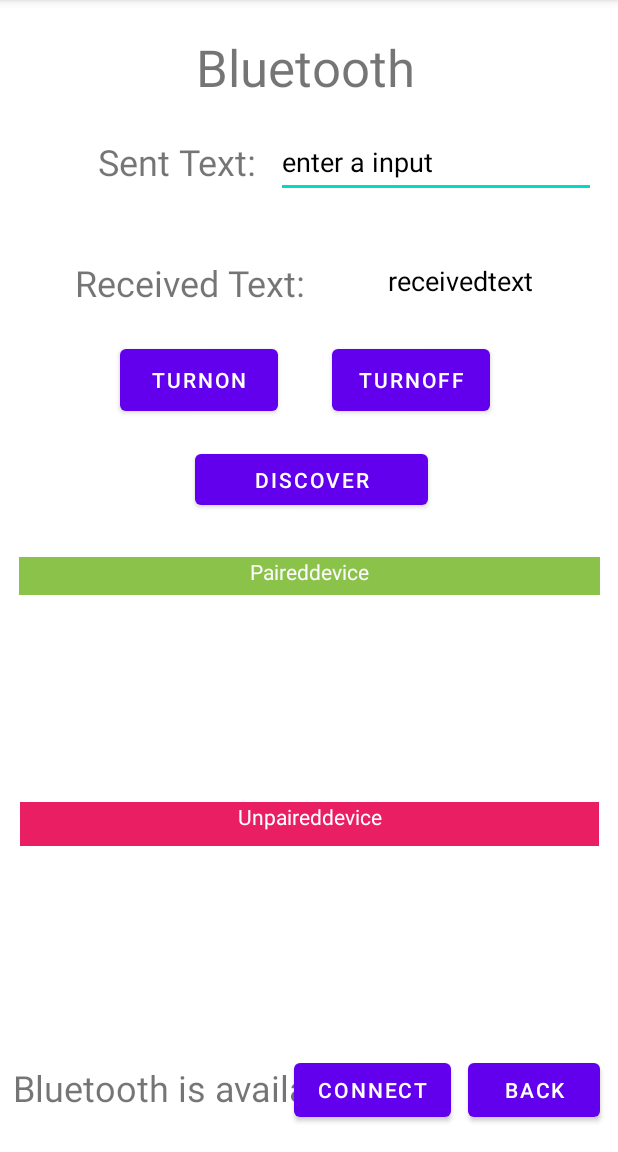
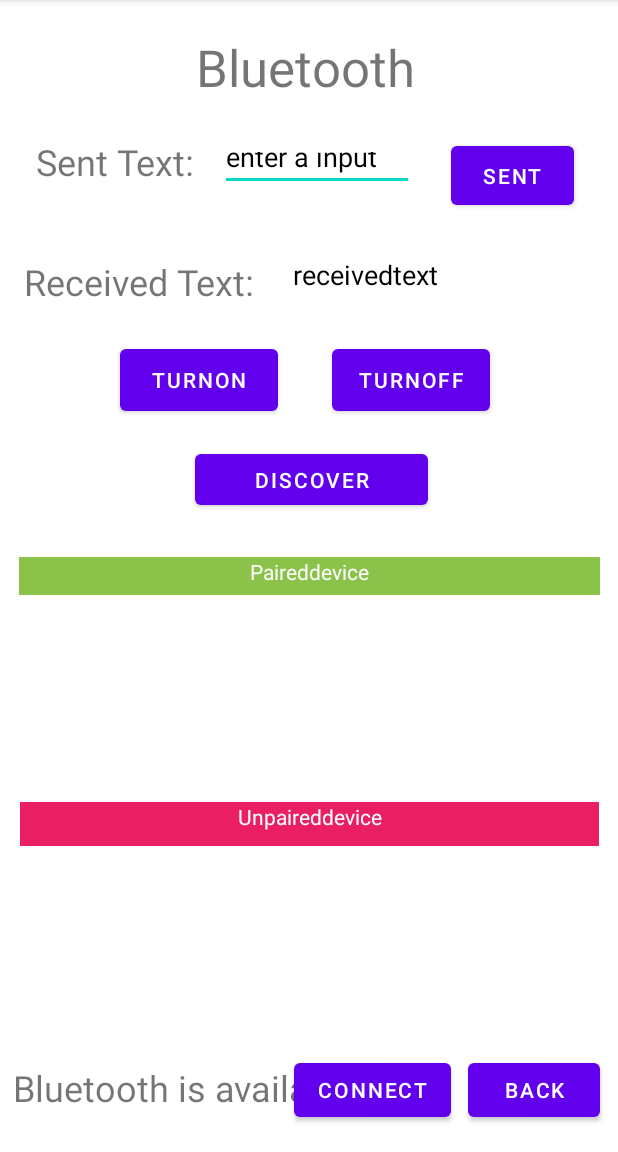
Before and after one commit to SanathSame/MDP_Team9, an Android app: the screen it shows after launch (Bluetoothconnection), after a tap on "BLUETOOTH", on a phone screen of 412 x 824 dp, the part 84-1236 px from its top. Run offline under Robolectric (Android 15) with nearby library versions, the phone set to English and light mode, and no system bars.

Commit message:
Sending text working.

```diff
--- a/app/src/main/java/com/example/mdpandroid/Bluetoothconnection.java
+++ b/app/src/main/java/com/example/mdpandroid/Bluetoothconnection.java
@@ -8,6 +8,7 @@ import android.content.BroadcastReceiver;
 import android.content.Context;
 import android.content.Intent;
 import android.content.IntentFilter;
+import android.content.SharedPreferences;
 import android.os.Build;
 import android.os.Bundle;
 import android.os.Handler;
@@ -24,6 +25,7 @@ import androidx.annotation.RequiresApi;
 import androidx.appcompat.app.AppCompatActivity;
 import androidx.localbroadcastmanager.content.LocalBroadcastManager;
 
+import java.nio.charset.Charset;
 import java.util.ArrayList;
 import java.util.Set;
 import java.util.UUID;
@@ -31,7 +33,7 @@ import java.util.UUID;
 public class Bluetoothconnection extends AppCompatActivity{
 
     private static final String TAG = "Bluetoothconnection";
-
+    SharedPreferences sharedPreferences;
     private static final int REQUEST_ENABLE_BT = 0;
     private static final UUID uuid = UUID.fromString("00001101-0000-1000-8000-00805F9B34FB");
     public ArrayList <BluetoothDevice> bluetoothdevicelist = new ArrayList<>();
@@ -45,7 +47,7 @@ public class Bluetoothconnection extends AppCompatActivity{
     public DeviceListAdapter mPairedDevlceListAdapter;
 
     TextView msenttext, mreceivedtext, mbluestatus;
-    Button mturnonbtn, mturnoffbtn, mdiscoverbtn, connectbtn, backbtn;
+    Button mturnonbtn, mturnoffbtn, mdiscoverbtn, mconnectbtn, mbackbtn, msentbtn;
     ListView lvnewdevice, lvpairedevice;
 
     boolean retryConnection = false;
@@ -90,11 +92,12 @@ public class Bluetoothconnection extends AppCompatActivity{
         mturnonbtn = findViewById(R.id.turnonbtn);
         mturnoffbtn = findViewById(R.id.turnoffbtn);
         mdiscoverbtn = findViewById(R.id.discoverbtn);
+        mconnectbtn = findViewById(R.id.connectbtn);
+        msentbtn = findViewById(R.id.sentbtn);
+        mbackbtn = findViewById(R.id.backbtn);
         mbluestatus = findViewById(R.id.bluestatus);
         lvnewdevice = (ListView) findViewById(R.id.lvnewdevice);
         lvpairedevice = (ListView) findViewById(R.id.lvpairdevice);
-        connectbtn = findViewById(R.id.connectbtn);
-        backbtn = findViewById(R.id.backbtn);
 
         mNewBTDevices = new ArrayList<>();
         mPairedBTDevices = new ArrayList<>();
@@ -107,6 +110,8 @@ public class Bluetoothconnection extends AppCompatActivity{
 
         //Bluetooth
         mbluetoothadapter = BluetoothAdapter.getDefaultAdapter();
+
+        sharedPreferences = getSharedPreferences("Shared Preferences", Context.MODE_PRIVATE);
 
         lvnewdevice.setOnItemClickListener(new AdapterView.OnItemClickListener() {
             @Override
@@ -191,8 +196,29 @@ public class Bluetoothconnection extends AppCompatActivity{
             }
         });
 
+        //sent btn
+        msentbtn.setOnClickListener(new View.OnClickListener() {
+            @Override
+            public void onClick(View view) {
+                showLog("Clicked sendTextBtn");
+                String sentText = "" + msenttext.getText().toString();
+
+                SharedPreferences.Editor editor = sharedPreferences.edit();
+                editor.putString("message", sharedPreferences.getString("message", "") + '\n' + sentText);
+                editor.commit();
+//                mreceivedtext.setText(sharedPreferences.getString("message", ""));
+//                msenttext.setText("");
+
+                if (Bluetoothservice.BluetoothConnectionStatus == true) {
+                    byte[] bytes = sentText.getBytes(Charset.defaultCharset());
+                    Bluetoothservice.write(bytes);
+                }
+                showLog("Exiting sendTextBtn");
+            }
+        });
+
         //connect btn
-        connectbtn.setOnClickListener(new View.OnClickListener() {
+        mconnectbtn.setOnClickListener(new View.OnClickListener() {
             @Override
             public void onClick(View view) {
                 if(mBTDevice ==null)
@@ -250,7 +276,7 @@ public class Bluetoothconnection extends AppCompatActivity{
 
         });
 
-        backbtn.setOnClickListener(new View.OnClickListener() {
+        mbackbtn.setOnClickListener(new View.OnClickListener() {
             @Override
             public void onClick(View view) {
                 Intent blueintent = new Intent(getApplicationContext(), MainActivity.class);
@@ -473,4 +499,8 @@ public class Bluetoothconnection extends AppCompatActivity{
         private void showToast(String msg){
             Toast.makeText(this, msg, Toast.LENGTH_SHORT).show();
     }
+
+    private static void showLog(String message) {
+        Log.d(TAG, message);
+    }
 }
--- a/app/src/main/res/layout/activity_bluetoothconnection.xml
+++ b/app/src/main/res/layout/activity_bluetoothconnection.xml
@@ -8,8 +8,8 @@
 
     <EditText
         android:id="@+id/senttext"
-        android:layout_width="wrap_content"
-        android:layout_height="wrap_content"
+        android:layout_width="129dp"
+        android:layout_height="36dp"
         android:ems="10"
         android:hint="enter a input"
         android:inputType="textPersonName"
@@ -17,10 +17,10 @@
         android:textColorHint="@color/black"
         app:layout_constraintBottom_toBottomOf="parent"
         app:layout_constraintEnd_toEndOf="parent"
-        app:layout_constraintHorizontal_bias="0.466"
+        app:layout_constraintHorizontal_bias="0.111"
         app:layout_constraintStart_toEndOf="@+id/textView"
         app:layout_constraintTop_toTopOf="parent"
-        app:layout_constraintVertical_bias="0.117" />
+        app:layout_constraintVertical_bias="0.125" />
 
     <Button
         android:id="@+id/discoverbtn"
@@ -56,10 +56,10 @@
         android:textSize="24sp"
         app:layout_constraintBottom_toBottomOf="parent"
         app:layout_constraintEnd_toEndOf="parent"
-        app:layout_constraintHorizontal_bias="0.194"
+        app:layout_constraintHorizontal_bias="0.062"
         app:layout_constraintStart_toStartOf="parent"
         app:layout_constraintTop_toBottomOf="@+id/textView"
-        app:layout_constraintVertical_bias="0.079" />
+        app:layout_constraintVertical_bias="0.077" />
 
     <Button
         android:id="@+id/turnoffbtn"
@@ -83,7 +83,7 @@
         android:textSize="18sp"
         app:layout_constraintBottom_toBottomOf="parent"
         app:layout_constraintEnd_toEndOf="parent"
-        app:layout_constraintHorizontal_bias="0.49"
+        app:layout_constraintHorizontal_bias="0.173"
         app:layout_constraintStart_toEndOf="@+id/textView2"
         app:layout_constraintTop_toBottomOf="@+id/senttext"
         app:layout_constraintVertical_bias="0.07" />
@@ -109,7 +109,7 @@
         android:textSize="24sp"
         app:layout_constraintBottom_toBottomOf="parent"
         app:layout_constraintEnd_toEndOf="parent"
-        app:layout_constraintHorizontal_bias="0.213"
+        app:layout_constraintHorizontal_bias="0.078"
         app:layout_constraintStart_toStartOf="parent"
         app:layout_constraintTop_toTopOf="parent"
         app:layout_constraintVertical_bias="0.124" />
@@ -201,4 +201,16 @@
         app:layout_constraintTop_toTopOf="parent"
         app:layout_constraintVertical_bias="0.976" />
 
+    <Button
+        android:id="@+id/sentbtn"
+        android:layout_width="82dp"
+        android:layout_height="51dp"
+        android:text="Sent"
+        app:layout_constraintBottom_toBottomOf="parent"
+        app:layout_constraintEnd_toEndOf="parent"
+        app:layout_constraintHorizontal_bias="0.911"
+        app:layout_constraintStart_toStartOf="parent"
+        app:layout_constraintTop_toTopOf="parent"
+        app:layout_constraintVertical_bias="0.127" />
+
 </androidx.constraintlayout.widget.ConstraintLayout>
```
